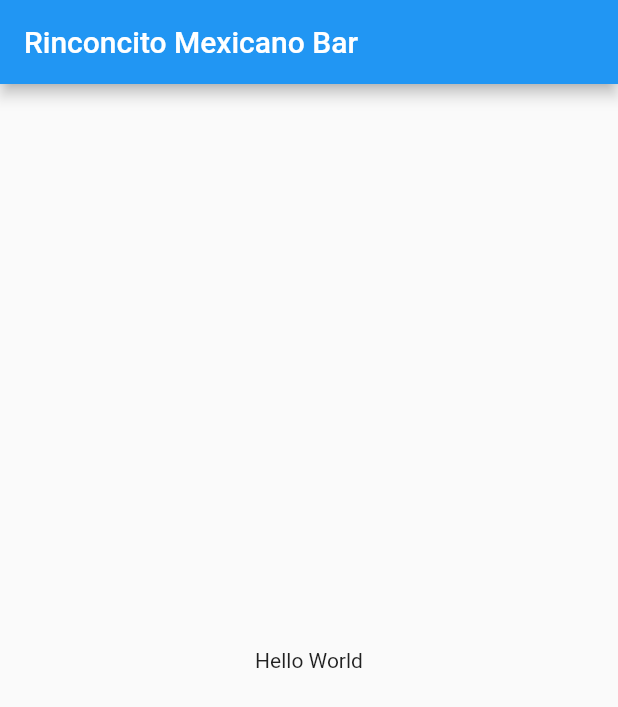
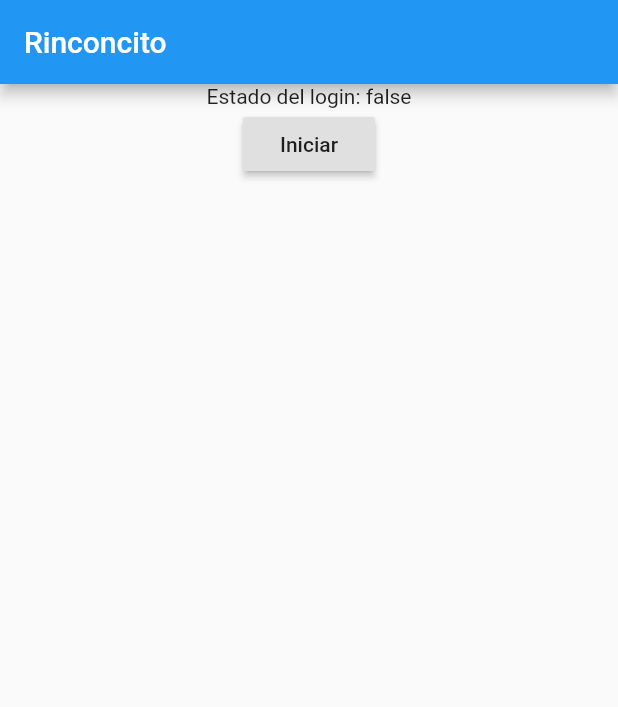
Before and after one commit to FelipeCabeza16/rinconcito_mexicano_admin, a Flutter app: the screen it shows after launch, on a phone screen of 412 x 824 dp. Shown: the top 707 px of the screen. Run offline on Flutter 3.47's test engine with Material 2 defaults, Android fonts, the phone set to English and light mode, and no system bars; our stand-ins replace bloc, equatable, flutter_bloc.

Commit message:
login and parse json working

```diff
--- /dev/null
+++ b/lib/blocs/bloc/login_bloc.dart
@@ -0,0 +1,27 @@
+import 'package:bloc/bloc.dart';
+import 'package:equatable/equatable.dart';
+import 'package:rinconcito_mexicano/services/restaurant_service.dart';
+
+part 'login_event.dart';
+part 'login_state.dart';
+
+class LoginBloc extends Bloc<LoginEvent, LoginState> {
+  final RestaurantService restaurantService;
+  LoginBloc({required this.restaurantService}) : super(const LoginState()) {
+    on<OnLoginTry>(_onLogginTry);
+  }
+
+  Future<void> _onLogginTry(OnLoginTry event, Emitter<LoginState> emit) async {
+    try {
+      final restaurant =
+          await restaurantService.login(event.username, event.password);
+      if (restaurant.name.isNotEmpty) {
+        emit(const LoginState(isLoggedIn: true));
+      } else {
+        emit(const LoginState(isLoggedIn: false));
+      }
+    } catch (e) {
+      print(e);
+    }
+  }
+}
--- /dev/null
+++ b/lib/blocs/bloc/login_event.dart
@@ -0,0 +1,16 @@
+part of 'login_bloc.dart';
+
+abstract class LoginEvent extends Equatable {
+  const LoginEvent();
+
+  @override
+  List<Object> get props => [];
+}
+
+class OnLoginTry extends LoginEvent {
+  final String username;
+  final String password;
+  const OnLoginTry({required this.username, required this.password});
+  @override
+  List<Object> get props => [username, password];
+}
--- /dev/null
+++ b/lib/blocs/bloc/login_state.dart
@@ -0,0 +1,13 @@
+part of 'login_bloc.dart';
+
+class LoginState extends Equatable {
+  final bool isLoggedIn;
+  const LoginState({this.isLoggedIn = false});
+
+  LoginState copyWith({
+    bool? isLoggedIn,
+  }) =>
+      LoginState(isLoggedIn: isLoggedIn ?? this.isLoggedIn);
+  @override
+  List<Object> get props => [isLoggedIn];
+}
--- a/lib/config/index.dart
+++ b/lib/config/index.dart
@@ -1,3 +1,3 @@
-const URL_DATABASE = 'laveight-api-admin';
+// const URL_DATABASE = 'rinconcito-mexicano-api-dev';
 
-const URL = '192.168.1.58:4000';
+const URL = '192.168.1.12:3000';
--- a/lib/main.dart
+++ b/lib/main.dart
@@ -1,6 +1,20 @@
 import 'package:flutter/material.dart';
+import 'package:flutter_bloc/flutter_bloc.dart';
+import 'package:rinconcito_mexicano/screens/login_screen.dart';
+import 'package:rinconcito_mexicano/services/restaurant_service.dart';
 
-void main() => runApp(MyApp());
+import 'blocs/bloc/login_bloc.dart';
+
+void main() {
+  runApp(
+    MultiBlocProvider(
+      providers: [
+        BlocProvider(create: (context) => LoginBloc(restaurantService: RestaurantService())),
+      ],
+      child: MyApp(),
+    ),
+  );
+}
 
 class MyApp extends StatelessWidget {
   @override
@@ -8,16 +22,7 @@ class MyApp extends StatelessWidget {
     return MaterialApp(
       title: 'Rinconcito Mexicano',
       debugShowCheckedModeBanner: false,
-      home: Scaffold(
-        appBar: AppBar(
-          title: Text('Rinconcito Mexicano Bar'),
-        ),
-        body: Center(
-          child: Container(
-            child: Text('Hello World'),
-          ),
-        ),
-      ),
+      home:  const LoginScreen(),
     );
   }
 }
--- /dev/null
+++ b/lib/screens/login_screen.dart
@@ -0,0 +1,34 @@
+import 'package:flutter/material.dart';
+import 'package:flutter_bloc/flutter_bloc.dart';
+import 'package:rinconcito_mexicano/blocs/bloc/login_bloc.dart';
+
+class LoginScreen extends StatelessWidget {
+  const LoginScreen({Key? key}) : super(key: key);
+
+  @override
+  Widget build(BuildContext context) {
+    return Scaffold(
+      appBar: AppBar(
+        title: Text('Rinconcito'),
+      ),
+      body: BlocBuilder<LoginBloc, LoginState>(
+        builder: (context, state) {
+          return Center(
+            child: Column(
+              children: [
+                Text('Estado del login: ${state.isLoggedIn}'),
+                RaisedButton(
+                  onPressed: () {
+                    final loginBloc = BlocProvider.of<LoginBloc>(context);
+                    loginBloc.add(const OnLoginTry(username: 'rinconcitomexicano@gmail.com', password: 'holamundo'));
+                  },
+                  child: Text('Iniciar'),
+                ),
+              ],
+            ),
+          );
+        },
+      ),
+    );
+  }
+}
```
Also changed, not shown: lib/models/product.dart (added, +41 -0 lines), lib/models/restaurant.dart (added, +60 -0 lines), lib/models/table.dart (added, +61 -0 lines), lib/services/restaurant_service.dart (added, +29 -0 lines), pubspec.yaml (+5 -8 lines), lib/screens/bookings_screen.dart (added), lib/screens/home_screen.dart (added), lib/screens/products_screen.dart (added), lib/screens/tables_screen.dart (added), pubspec.lock, 3 other files.
